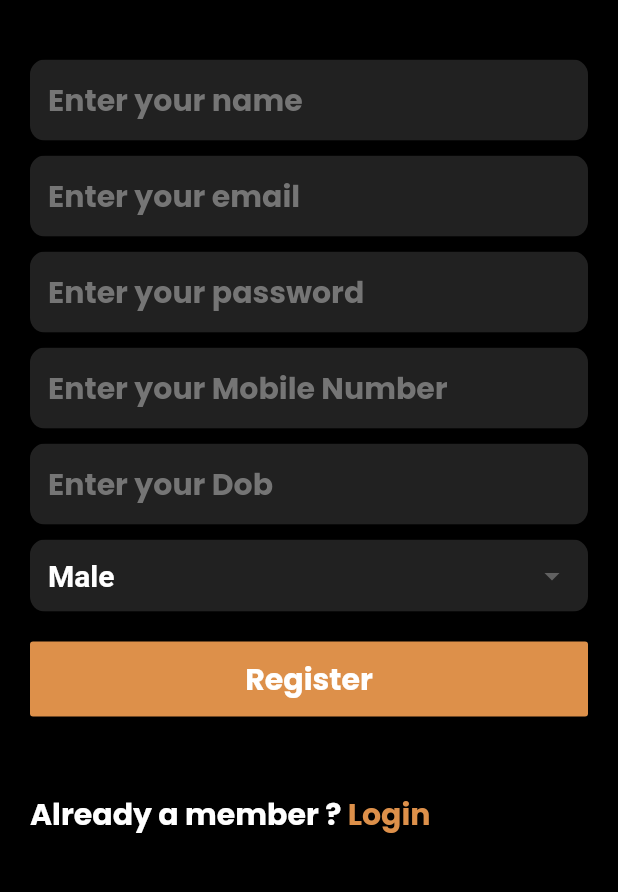
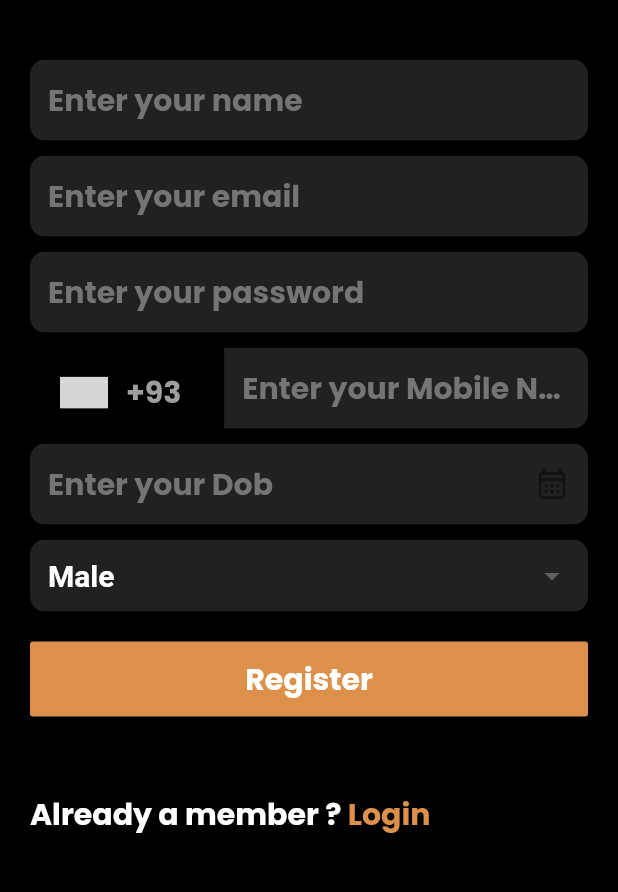
Before and after one commit to Shivxnshjasathi/biscuit_production, a Flutter app: the screen it shows after launch, after a tap on "Sign up", on a phone screen of 412 x 824 dp, the part 124-1016 px from its top. Run offline on Flutter 3.47's test engine with Material 2 defaults, Android fonts, the phone set to English and light mode, and no system bars; drawn by our look-alikes of intl_phone_number_input; our stand-ins replace google_fonts, shared_preferences; grey boxes are pictures that could not be loaded.

Commit message:
Added show calender and country code input

```diff
--- a/lib/auth_pages/login_page.dart
+++ b/lib/auth_pages/login_page.dart
@@ -329,10 +329,10 @@ class LoginPageState extends State<LoginPage> {
                                               : null,
                                     ),
                                   ),
-                                  const SizedBox(height: 20),
                                 ],
                               ),
                       ),
+                      Divider(color: Colors.white,height: 40,thickness: 1),
                       MaterialButton(
                         color: const Color(0xFFDD904A),
                         child: Padding(
@@ -361,7 +361,7 @@ class LoginPageState extends State<LoginPage> {
                         },
                       ),
                       const SizedBox(
-                        height: 10,
+                        height: 20,
                       ),
                       Row(
                         children: [
@@ -397,9 +397,12 @@ class LoginPageState extends State<LoginPage> {
                           ),
                         ],
                       ),
+                      Divider(color: Colors.white,height: 40,thickness: 1,),
                     ],
                   ),
-                  Row(
+                  Padding(
+                    padding: const EdgeInsets.only(bottom: 20),
+                    child: Row(
                       children: [
                         const Text(
                           "Not a member ? ",
@@ -432,6 +435,7 @@ class LoginPageState extends State<LoginPage> {
                         )
                       ],
                     ),
+                  ),
                 ],
               ),
             ),
--- a/lib/auth_pages/signup_page.dart
+++ b/lib/auth_pages/signup_page.dart
@@ -1,5 +1,7 @@
 import 'package:biscuit_production/services/auth_service.dart';
 import 'package:flutter/material.dart';
+import 'package:intl/intl.dart';
+import 'package:intl_phone_number_input/intl_phone_number_input.dart';
 
 class SignUpPage extends StatefulWidget {
   const SignUpPage({super.key});
@@ -17,6 +19,8 @@ class SignUpPageState extends State<SignUpPage> {
   String _mobileNumberText = '';
   String _dobText = '';
   String _genderText = '';
+
+  final _dobTextController = TextEditingController();
 
   @override
   Widget build(BuildContext context) {
@@ -72,9 +76,7 @@ class SignUpPageState extends State<SignUpPage> {
                             _nameText = newValue!.trim();
                           },
                           validator: (value) =>
-                              value!.trim().isEmpty
-                                  ? "Enter your name"
-                                  : null,
+                              value!.trim().isEmpty ? "Enter your name" : null,
                         ),
                       ),
                       const SizedBox(height: 10),
@@ -130,12 +132,25 @@ class SignUpPageState extends State<SignUpPage> {
                       const SizedBox(height: 10),
                       ClipRRect(
                         borderRadius: BorderRadius.circular(10),
-                        child: TextFormField(
-                          style: const TextStyle(
+                        child: InternationalPhoneNumberInput(
+                          maxLength: 10,
+                          selectorConfig: SelectorConfig(
+                            selectorType: PhoneInputSelectorType.BOTTOM_SHEET,
+                          ),
+                          onInputChanged: (value) {
+                            print(value);
+                          },
+                          keyboardType: TextInputType.number,
+                          formatInput: true,
+                          selectorTextStyle: const TextStyle(
+                              color: Colors.grey,
+                              fontWeight: FontWeight.bold,
+                              fontSize: 20),
+                          textStyle: const TextStyle(
                               color: Colors.white,
                               fontWeight: FontWeight.bold,
                               fontSize: 20),
-                          decoration: InputDecoration(
+                          inputDecoration: InputDecoration(
                               hintText: "Enter your Mobile Number",
                               hintStyle: TextStyle(
                                   color: Colors.grey.shade600,
@@ -144,7 +159,7 @@ class SignUpPageState extends State<SignUpPage> {
                               fillColor: Colors.grey.shade900,
                               border: InputBorder.none),
                           onSaved: (newValue) {
-                            _mobileNumberText = newValue!.trim();
+                            _mobileNumberText = newValue.phoneNumber!.trim();
                           },
                           validator: (value) =>
                               value!.trim().isEmpty || value.length != 10
@@ -156,12 +171,18 @@ class SignUpPageState extends State<SignUpPage> {
                       ClipRRect(
                         borderRadius: BorderRadius.circular(10),
                         child: TextFormField(
+                          onTap: () {
+                            showDatePicker(context: context, initialDate: DateTime.now(), firstDate: DateTime(1900), lastDate: DateTime.now()).then((value) => _dobTextController.text = DateFormat("dd-MM-yyyy").format(value!));
+                          },
+                          controller: _dobTextController,
+                          readOnly: true,
                           style: const TextStyle(
                               color: Colors.white,
                               fontWeight: FontWeight.bold,
                               fontSize: 20),
                           decoration: InputDecoration(
                               hintText: "Enter your Dob",
+                              suffixIcon: Icon(Icons.calendar_month_outlined),
                               hintStyle: TextStyle(
                                   color: Colors.grey.shade600,
                                   fontWeight: FontWeight.bold),
@@ -170,11 +191,10 @@ class SignUpPageState extends State<SignUpPage> {
                               border: InputBorder.none),
                           onSaved: (newValue) {
                             _dobText = newValue!.trim();
+                            print(_dobText);
                           },
                           validator: (value) =>
-                              value!.trim().isEmpty
-                                  ? "Enter your Dob"
-                                  : null,
+                              value!.trim().isEmpty ? "Enter your Dob" : null,
                         ),
                       ),
                       const SizedBox(height: 10),
@@ -225,7 +245,6 @@ class SignUpPageState extends State<SignUpPage> {
                               : null,
                           onChanged: (String? value) {
                             _genderText = value!.trim();
-
                           },
                         ),
                       ),
@@ -243,7 +262,6 @@ class SignUpPageState extends State<SignUpPage> {
                             ),
                           ),
                           onPressed: () async {
-
                             if (_signUpFormKey.currentState!.validate()) {
                               _signUpFormKey.currentState!.save();
                               var userID = await AuthService.instance
@@ -253,9 +271,8 @@ class SignUpPageState extends State<SignUpPage> {
                                       password: _passwordText.trim(),
                                       mobileNumber: _mobileNumberText.trim(),
                                       dob: _dobText.trim(),
-                                      gender: _genderText.trim()
-                                      );
-                              if(userID != null){
+                                      gender: _genderText.trim());
+                              if (userID != null) {
                                 await showDialog(
                                   context: context,
                                   builder: (context) => const AlertDialog(
@@ -272,9 +289,6 @@ class SignUpPageState extends State<SignUpPage> {
                                 ),
                               );
                               return;
-
-
-
                             }
                           }),
                       const SizedBox(
@@ -291,7 +305,8 @@ class SignUpPageState extends State<SignUpPage> {
                             onTap: () {
                               Navigator.pop(context);
                             },
-                            child: const Text("Login",
+                            child: const Text(
+                              "Login",
                               style: TextStyle(
                                   color: Color(0xFFDD904A),
                                   fontWeight: FontWeight.bold,
--- a/lib/services/auth_service.dart
+++ b/lib/services/auth_service.dart
@@ -82,7 +82,7 @@ class AuthService {
         "name": name,
         "email": email,
         "password": password,
-        "phone": "+91" + mobileNumber,
+        "phone": mobileNumber,
         "dob": dob,
         "gender": gender,
       });
--- a/pubspec.yaml
+++ b/pubspec.yaml
@@ -12,7 +12,9 @@ dependencies:
     sdk: flutter
   cupertino_icons: ^1.0.2
   google_fonts: ^4.0.3
+  intl: ^0.17.0
   http: ^0.13.5
+  intl_phone_number_input: ^0.7.2
   shared_preferences: ^2.0.18
 
 dev_dependencies:
```
Also changed, not shown: pubspec.lock. Lines whose indentation alone changed are shown as unchanged.
